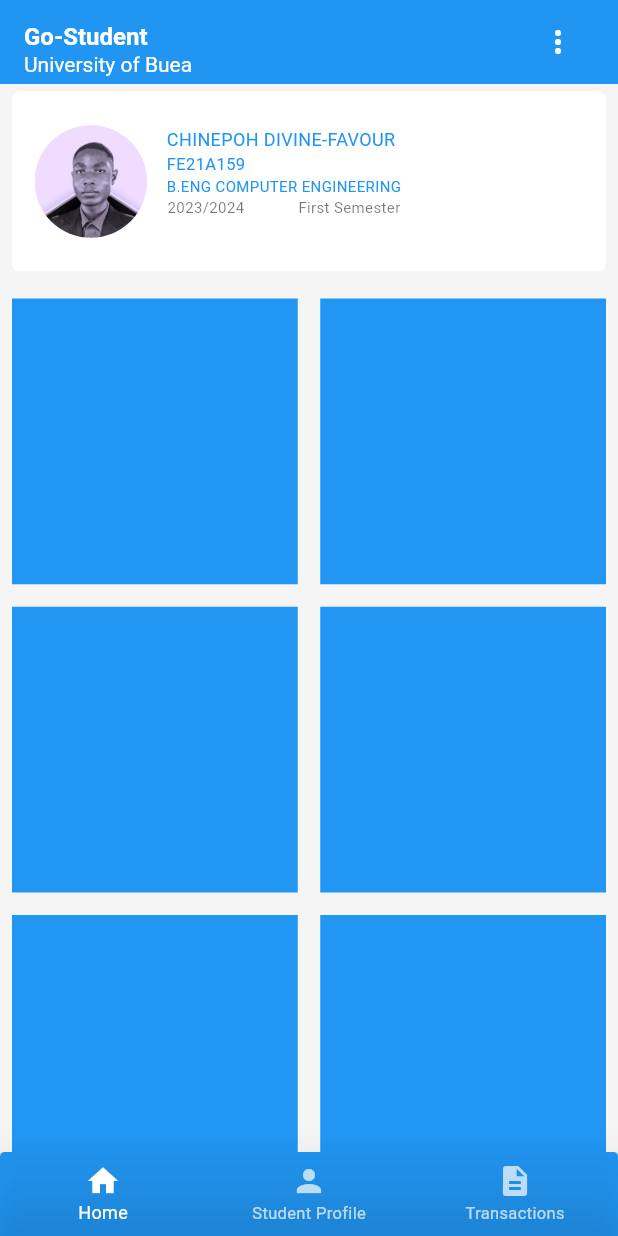
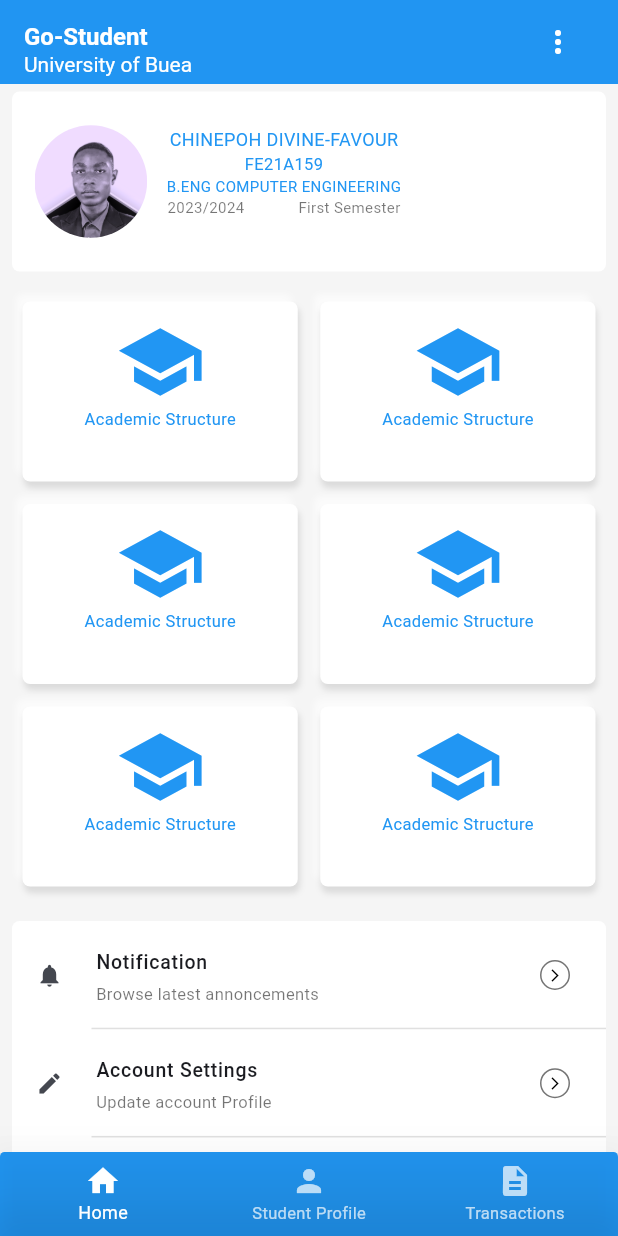
Before and after one commit to ChinepohDivine-f/go-clone, a Flutter app: the screen it shows after launch, on a phone screen of 412 x 824 dp. Run offline on Flutter 3.47's test engine with Material 3 defaults, Android fonts, the phone set to English and light mode, and no system bars.

Commit message:
added morphism to grid and added an intrinsic property of width to the student container Text widgets

```diff
--- a/lib/screens/Home.dart
+++ b/lib/screens/Home.dart
@@ -35,11 +35,9 @@ class Home extends StatelessWidget {
         body: const SingleChildScrollView(
           child: Column(mainAxisSize: MainAxisSize.max, children: [
             StudentContainer(),
-            SizedBox(height: 5),
+            //SizedBox(height: 3),
             HomeCategoryBox(),
-            SizedBox(
-              height: 5,
-            ),
+            //SizedBox(height: 3,),
             HomeOptions(),
           ]),
         ));
--- a/lib/widgets/home-category.dart
+++ b/lib/widgets/home-category.dart
@@ -6,7 +6,7 @@ class HomeCategoryBox extends StatelessWidget {
   @override
   Widget build(BuildContext context) {
     return Padding(
-      padding: const EdgeInsets.all(8.0),
+      padding: const EdgeInsets.all(15.0),
       child: CategoryContainer(),
     );
   }
@@ -23,18 +23,45 @@ class CategoryContainer extends StatelessWidget {
       color: Colors.transparent,
       child: GridView.builder(
         shrinkWrap: true,
+        physics: const NeverScrollableScrollPhysics(),
         itemCount: 6,
+        // scrollDirection:Axis.horizontal,
         itemBuilder: (context, index) {
           return Container(
-            height: 50,
-            // width: double.infinity,
-            color: Colors.blue,
-          );
+              decoration: BoxDecoration(
+                  color: Colors.white,
+                  boxShadow: [
+                    BoxShadow(
+                        color: Colors.white.withOpacity(0.6),
+                        blurRadius: 3.0,
+                        blurStyle: BlurStyle.normal,
+                        offset: const Offset(-4, -5)
+                    ),
+                    BoxShadow(
+                      color: Colors.grey.withOpacity(0.3),
+                      blurRadius: 3.0,
+                      offset: const Offset(1, 4)
+                    )
+                  ],
+                  borderRadius: const BorderRadius.all(Radius.circular(5))),
+              child: const Padding(
+                padding: EdgeInsets.all(10.0),
+                child: Column(
+                  children: [
+                    Icon(Icons.school, size: 60, color: Colors.blue),
+                    Text(
+                      "Academic Structure",
+                      style: TextStyle(fontSize: 11, color: Colors.blue),
+                    )
+                  ],
+                ),
+              ));
         },
         gridDelegate: const SliverGridDelegateWithFixedCrossAxisCount(
           crossAxisCount: 2,
           mainAxisSpacing: 15,
           crossAxisSpacing: 15,
+          mainAxisExtent: 120.0,
         ),
       ),
     );
--- a/lib/widgets/studentContainer.dart
+++ b/lib/widgets/studentContainer.dart
@@ -28,9 +28,13 @@ class StudentContainer extends StatelessWidget {
                 child: Column(
                   crossAxisAlignment: CrossAxisAlignment.start,
                   children: [
-                    Text("CHINEPOH DIVINE-FAVOUR", style: TextStyle(fontSize: 12,  color: Colors.blue),),
-                    Text("FE21A159", style: TextStyle(fontSize: 11, color: Colors.blue)),
-                    Text("B.ENG COMPUTER ENGINEERING", style: TextStyle(fontSize: 10,  color: Colors.blue)),
+                    IntrinsicWidth(
+                      child: Column(
+                        children: [ Text("CHINEPOH DIVINE-FAVOUR", style: TextStyle(fontSize: 12,  color: Colors.blue)),Text("FE21A159", style: TextStyle(fontSize: 11, color: Colors.blue)),
+                      Text("B.ENG COMPUTER ENGINEERING", style: TextStyle(fontSize: 10,  color: Colors.blue)),
+                  ]
+    )),
+
                     Row(
                       mainAxisAlignment: MainAxisAlignment.spaceEvenly,
                       children: [
```
